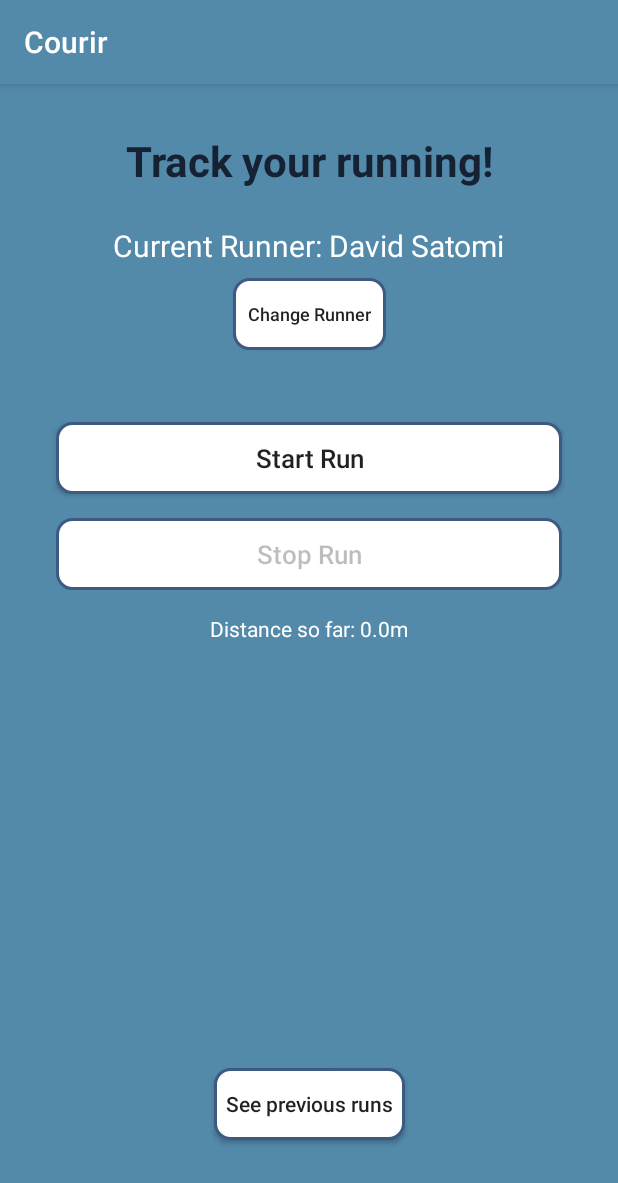
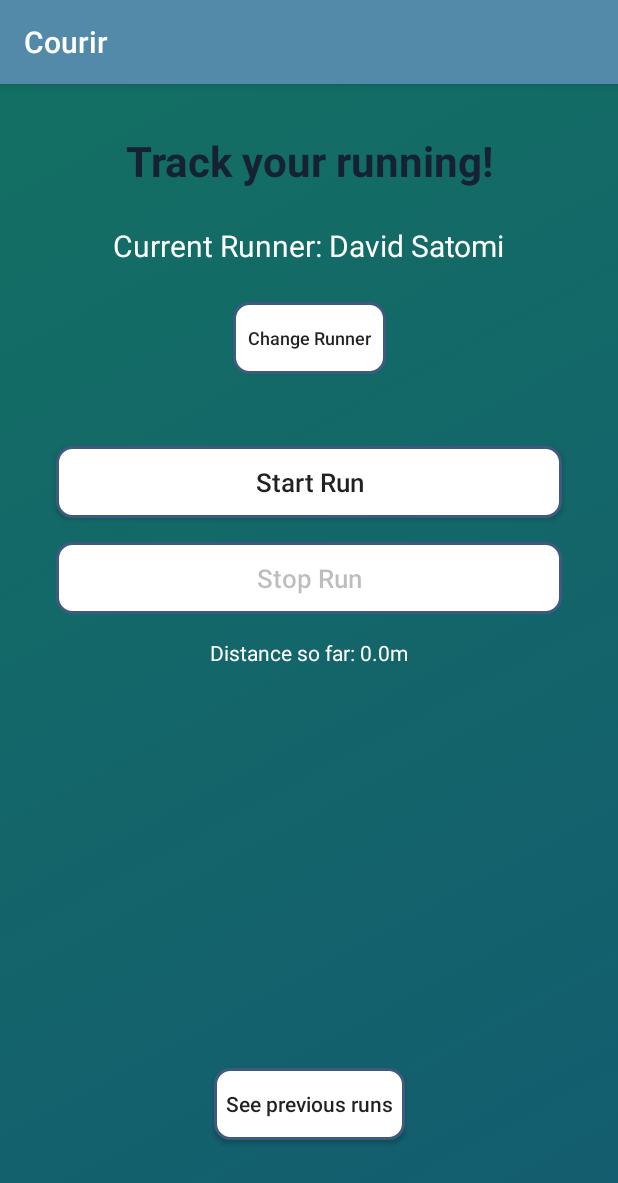
Before and after one commit to heushreck/running-android, an Android app: the screen it shows after launch (MainActivity), on a phone screen of 412 x 824 dp. Shown: the top 1183 px of the screen. Run offline under Robolectric (Android 15) with nearby library versions, the phone set to English and light mode, and no system bars; 5 statements that could not run were skipped.

Commit message:
Added animation gradient

```diff
--- a/app/src/main/java/com/example/enseirb_neudecknicolas_satomidavid/MainActivity.java
+++ b/app/src/main/java/com/example/enseirb_neudecknicolas_satomidavid/MainActivity.java
@@ -26,6 +26,7 @@ import android.content.IntentFilter;
 import android.content.ServiceConnection;
 import android.content.SharedPreferences;
 import android.content.pm.PackageManager;
+import android.graphics.drawable.AnimationDrawable;
 import android.location.Location;
 import android.location.LocationManager;
 import android.net.Uri;
@@ -42,6 +43,7 @@ import android.widget.Toast;
 import androidx.annotation.NonNull;
 import androidx.appcompat.app.AlertDialog;
 import androidx.appcompat.app.AppCompatActivity;
+import androidx.constraintlayout.widget.ConstraintLayout;
 import androidx.core.app.ActivityCompat;
 import androidx.localbroadcastmanager.content.LocalBroadcastManager;
 
@@ -157,6 +159,13 @@ public class MainActivity extends AppCompatActivity implements
         super.onCreate(savedInstanceState);
         myReceiver = new MyReceiver();
         setContentView(R.layout.activity_main);
+
+
+        ConstraintLayout constraintLayout = findViewById(R.id.activity_main);
+        AnimationDrawable animationDrawable = (AnimationDrawable) constraintLayout.getBackground();
+        animationDrawable.setEnterFadeDuration(2000);
+        animationDrawable.setExitFadeDuration(4000);
+        animationDrawable.start();
 
         getDatabank gH = new getDatabank(this);
         db = gH.getDb();
--- /dev/null
+++ b/app/src/main/res/drawable/gradient_1.xml
@@ -0,0 +1,7 @@
+<?xml version="1.0" encoding="utf-8"?>
+<shape xmlns:android="http://schemas.android.com/apk/res/android">
+    <gradient
+        android:angle="225"
+        android:endColor="@color/colorPrimaryDark"
+        android:startColor="#136F63" />
+</shape>
--- /dev/null
+++ b/app/src/main/res/drawable/gradient_2.xml
@@ -0,0 +1,7 @@
+<?xml version="1.0" encoding="utf-8"?>
+<shape xmlns:android="http://schemas.android.com/apk/res/android">
+    <gradient
+        android:angle="135"
+        android:endColor="#136F63"
+        android:startColor="#135C70" />
+</shape>
--- /dev/null
+++ b/app/src/main/res/drawable/gradient_3.xml
@@ -0,0 +1,7 @@
+<?xml version="1.0" encoding="utf-8"?>
+<shape xmlns:android="http://schemas.android.com/apk/res/android">
+    <gradient
+        android:angle="45"
+        android:endColor="#4B379E"
+        android:startColor="#135C70" />
+</shape>
--- /dev/null
+++ b/app/src/main/res/drawable/gradient_list.xml
@@ -0,0 +1,13 @@
+<?xml version="1.0" encoding="utf-8"?>
+<animation-list xmlns:android="http://schemas.android.com/apk/res/android">
+
+    <item android:drawable="@drawable/gradient_1"
+        android:duration="4000"/>
+
+    <item android:drawable="@drawable/gradient_2"
+        android:duration="4000"/>
+
+    <item android:drawable="@drawable/gradient_3"
+        android:duration="4000"/>
+
+</animation-list>
--- a/app/src/main/res/layout/activity_main.xml
+++ b/app/src/main/res/layout/activity_main.xml
@@ -19,7 +19,7 @@
     android:id="@+id/activity_main"
     android:layout_width="match_parent"
     android:layout_height="match_parent"
-    android:background="@color/colorPrimary"
+    android:background="@drawable/gradient_list"
     android:orientation="vertical"
     android:paddingLeft="32dp"
     android:paddingTop="32dp"
@@ -28,11 +28,12 @@
     tools:context="com.example.enseirb_neudecknicolas_satomidavid.MainActivity">
 
     <Button
-        android:paddingHorizontal="10dp"
+        android:paddingLeft="10dp"
+        android:paddingRight="10dp"
         android:id="@+id/change_runner"
         android:layout_width="wrap_content"
         android:layout_height="wrap_content"
-        android:layout_marginTop="8dp"
+        android:layout_marginTop="24dp"
         android:background="@drawable/background_button"
         android:text="@string/change_runner"
         android:textAllCaps="false"
@@ -42,7 +43,8 @@
         app:layout_constraintTop_toBottomOf="@id/runner" />
 
     <Button
-        android:layout_marginHorizontal="5dp"
+        android:layout_marginLeft="5dp"
+        android:layout_marginRight="5dp"
         android:id="@+id/request_location_updates_button"
         android:layout_width="match_parent"
         android:layout_height="wrap_content"
@@ -56,7 +58,8 @@
         app:layout_constraintTop_toBottomOf="@+id/change_runner" />
 
     <Button
-        android:layout_marginHorizontal="5dp"
+        android:layout_marginLeft="5dp"
+        android:layout_marginRight="5dp"
         android:id="@+id/remove_location_updates_button"
         android:layout_width="match_parent"
         android:layout_height="wrap_content"
```
